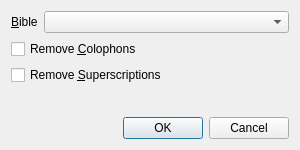
Qt form programs/ELSSearch/ELSBibleDatabaseSelectDlg.ui (dewhisna/KingJamesPureBibleSearch) before a commit.
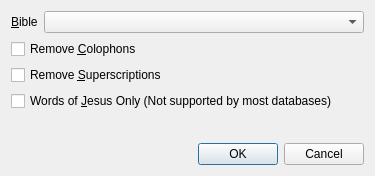
The same form after that commit.

Commit message: Add support for Words of Jesus Only mode to ELSSearch

```diff
--- a/programs/ELSSearch/ELSBibleDatabaseSelectDlg.ui
+++ b/programs/ELSSearch/ELSBibleDatabaseSelectDlg.ui
@@ -6,8 +6,8 @@
    <rect>
     <x>0</x>
     <y>0</y>
-    <width>300</width>
-    <height>150</height>
+    <width>375</width>
+    <height>176</height>
    </rect>
   </property>
   <property name="windowTitle">
@@ -52,6 +52,13 @@
      </property>
     </widget>
    </item>
+   <item>
+    <widget class="QCheckBox" name="chkWordsOfJesusOnly">
+     <property name="text">
+      <string>Words of &amp;Jesus Only (Not supported by most databases)</string>
+     </property>
+    </widget>
+   </item>
    <item>
     <spacer name="verticalSpacer">
      <property name="orientation">
```
Left out of the diff: 6 changed lines with no effect on the pictures. The commit also changes 8 other files.
